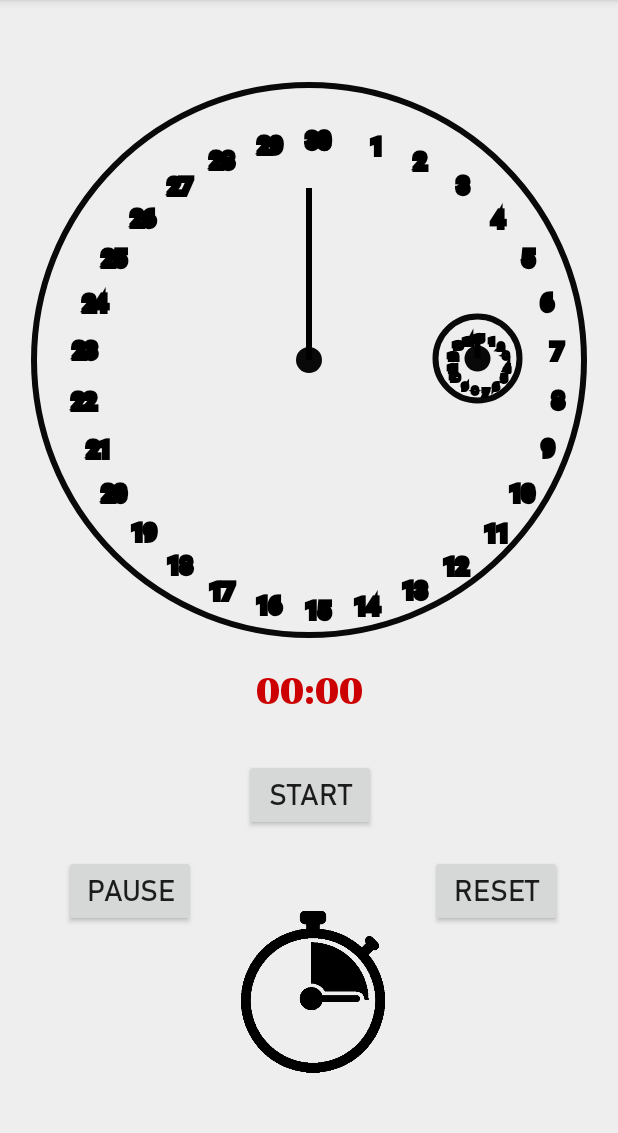
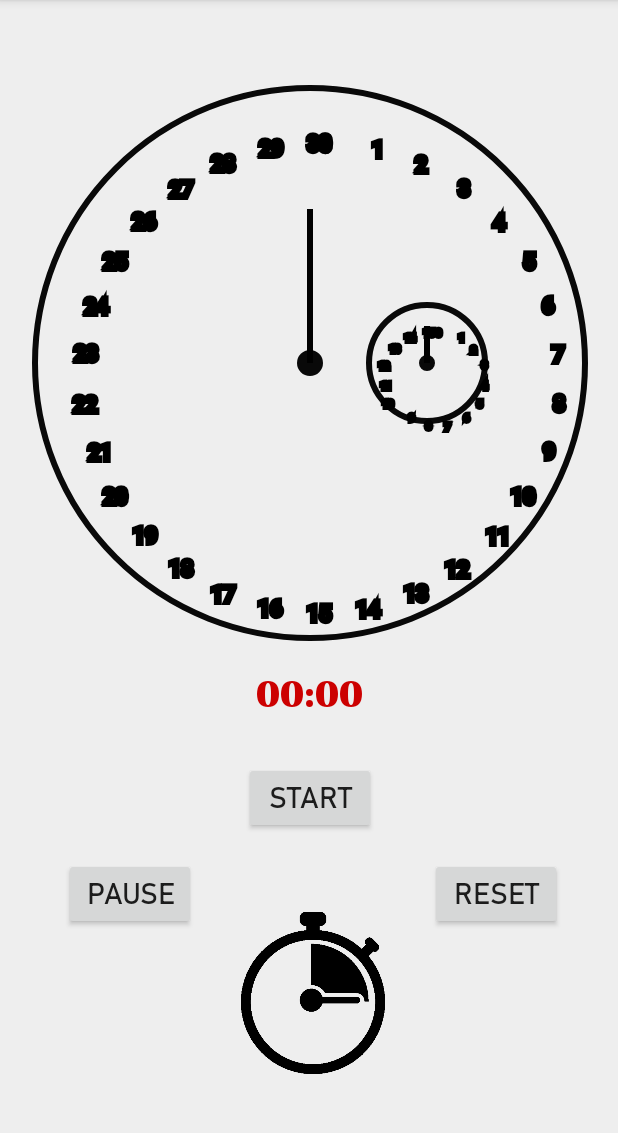
Before and after one commit to savar25/DeltaOnsite1, an Android app: the screen it shows after launch (MainActivity), after a tap on "RESET", on a phone screen of 412 x 824 dp, the part 84-1217 px from its top. Run offline under Robolectric (Android 15) with nearby library versions, the phone set to English and light mode, and no system bars; 2 other taps on this screen came first.

Commit message:
Second Commit

```diff
--- a/app/src/main/java/com/example/deltaonsite1/Dial.java
+++ b/app/src/main/java/com/example/deltaonsite1/Dial.java
@@ -35,6 +35,7 @@ public class Dial extends View {
     Rect rect=new Rect();
     ArrayList<Integer> integerArrayList=new ArrayList<>();
     Double sec=0.0;
+    Double min=0.0;
     private static final String TAG = "Dial";
     Integer nums=30;
     public ValueAnimator TimerAnimator;
@@ -44,7 +45,7 @@ public class Dial extends View {
     public Dial(Context context) {
         super(context);
         integerArrayList.clear();
-        for(int i=0;i<=nums;i++){
+        for(int i=0;i<=30;i++){
             integerArrayList.add(i);
         }
     }
@@ -53,7 +54,7 @@ public class Dial extends View {
         super(context, attrs);
         this.sec = 0.0;
         integerArrayList.clear();
-        for(int i=0;i<=nums;i++){
+        for(int i=0;i<=30;i++){
 
             integerArrayList.add(i);
         }
@@ -64,12 +65,12 @@ public class Dial extends View {
         height=(float)getMeasuredHeight();
         width=(float)getMeasuredWidth();
         padding=(nums==30)?50:25;
-        font_size =(nums==30)? (int) TypedValue.applyDimension(TypedValue.COMPLEX_UNIT_SP, 15, getResources().getDisplayMetrics()):
-                (int)TypedValue.applyDimension(TypedValue.COMPLEX_UNIT_SP,5,getResources().getDisplayMetrics());
+        font_size = (int) TypedValue.applyDimension(TypedValue.COMPLEX_UNIT_SP, 15, getResources().getDisplayMetrics());
+
 
         double min=Math.min(height,width);
         radius=(int)min/2-padding;
-        MinSize=(int)min/9;
+        MinSize=(int)min/7;
 
         paint=new Paint(Paint.DITHER_FLAG);
         initiated=true;
@@ -85,7 +86,7 @@ public class Dial extends View {
         DrawCircle(canvas);
         drawCenter(canvas);
         drawNumeral(canvas);
-        drawHands(canvas,sec);
+        drawHands(canvas,sec,min);
 
 
 
@@ -106,6 +107,9 @@ public class Dial extends View {
 
         c.drawCircle(width/2,height/2,radius+padding-10,paint);
 
+        c.drawCircle(width/2+radius/2,height/2,radius/4,paint);
+
+
 
     }
 
@@ -113,52 +117,72 @@ public class Dial extends View {
         paint.setStyle(Paint.Style.FILL_AND_STROKE);
         paint.setColor(Color.parseColor("#090909"));
         c.drawCircle(width/2,height/2,10,paint);
+        c.drawCircle(width/2+radius/2,height/2,5,paint);
     }
 
     private void drawNumeral(Canvas c) {
-        if (nums == 30) {
             Double angle = 0.0;
+        font_size = (int) TypedValue.applyDimension(TypedValue.COMPLEX_UNIT_SP, 15, getResources().getDisplayMetrics());
             paint.setTextSize(font_size);
             paint.setColor(Color.BLACK);
             paint.setTypeface(Typeface.SANS_SERIF);
             for (Integer integer : integerArrayList) {
                 String t = String.valueOf(integer);
                 paint.getTextBounds(t, 0, t.length(), rect);
-                angle = 2 * Math.PI / nums * (integer - 7.5);
+                angle = 2 * Math.PI / 30 * (integer - 7.5);
 
                 Log.d(TAG, "drawNumeral: " + t);
 
                 double x = (width / 2 + Math.cos(angle) * radius - rect.width() + 20);
                 double y = (height / 2 + Math.sin(angle) * radius - rect.height() + 40);
                 c.drawText(t, (float) x, (float) y, paint);
+
             }
-        } else {
-            Double angle = 0.0;
-            paint.setTextSize(font_size);
-            paint.setColor(Color.BLACK);
-            paint.setTypeface(Typeface.SANS_SERIF);
-            for (int i=1;i<=15;i++) {
+
+        Paint paint1=new Paint();
+        paint1.setColor(Color.BLACK);
+        paint1.setTypeface(Typeface.SANS_SERIF);
+        paint1.setStyle(Paint.Style.STROKE);
+        paint1.setStrokeWidth(6);
+        paint1.setStrokeJoin(Paint.Join.MITER);
+
+        font_size = (int) TypedValue.applyDimension(TypedValue.COMPLEX_UNIT_SP, 6, getResources().getDisplayMetrics());
+        paint1.setTextSize(font_size);
+            for(int i=0;i<=15;i++){
                 String t = String.valueOf(i);
                 paint.getTextBounds(t, 0, t.length(), rect);
-                angle = 2 * Math.PI / nums * (i - 3.75);
+                angle =2* Math.PI / 15 * (i - 3.75);
 
                 Log.d(TAG, "drawNumeral: " + t);
 
-                double x = (width / 2 + Math.cos(angle) * radius - rect.width() +5);
-                double y = (height / 2 + Math.sin(angle) * radius - rect.height()+15 );
-                c.drawText(t, (float) x, (float) y, paint);
+                double x = (width / 2 + radius/2+ Math.cos(angle) * radius/5 - rect.width()+20);
+                double y = (height / 2 + Math.sin(angle) * radius/5 - rect.height()+37);
+                c.drawText(t, (float) x, (float) y, paint1);
             }
-        }
     }
 
-    private void drawHands(Canvas c,double sec){
+    private void drawHands(Canvas c,double sec,double min){
         drawHand(c,sec);
+        drawMinHand(c,min);
     }
 
     private void drawHand(Canvas c,double loc){
         double angle=Math.PI*loc/15-Math.PI/2;
+        double mini=Math.min(height,width);
+        MinSize=(int)mini/7;
         double handRadius=radius-MinSize;
         c.drawLine(width/2,height/2,(float)(width/2+Math.cos(angle)*handRadius),(float)(height/2+Math.sin(angle)*handRadius),paint);
+
+    }
+
+    private void drawMinHand(Canvas c,double min){
+        double angle=Math.PI*min/15+Math.PI/2;
+        double mini=Math.min(height,width);
+        MinSize=(int)mini/6;
+        double handRadius=radius/4-MinSize;
+
+        c.drawLine(width/2+radius/2,height/2,(float)(width/2+radius/2+Math.cos(angle)*handRadius),(float)(height/2+Math.sin(angle)*handRadius),paint);
+
 
     }
 
@@ -170,5 +194,7 @@ public class Dial extends View {
         this.nums = nums;
     }
 
-
+    public void setMin(Double min) {
+        this.min = min;
+    }
 }
--- a/app/src/main/java/com/example/deltaonsite1/MainActivity.java
+++ b/app/src/main/java/com/example/deltaonsite1/MainActivity.java
@@ -3,8 +3,10 @@ package com.example.deltaonsite1;
 import androidx.appcompat.app.AppCompatActivity;
 
 import android.os.Bundle;
+import android.os.CountDownTimer;
 import android.os.Handler;
 import android.os.SystemClock;
+import android.util.Log;
 import android.view.View;
 import android.widget.Button;
 import android.widget.Chronometer;
@@ -20,6 +22,8 @@ public class MainActivity extends AppCompatActivity {
     Handler handler;
     Runnable runnable;
     int i;
+    private static final String TAG = "MainActivity";
+    CountDownTimer countDownTimer;
 
     @Override
     protected void onCreate(Bundle savedInstanceState) {
@@ -31,34 +35,46 @@ public class MainActivity extends AppCompatActivity {
         reset = findViewById(R.id.reset);
         pause = findViewById(R.id.pause);
         dial = findViewById(R.id.dial);
-        dial2 = findViewById(R.id.dial2);
 
 
-        dial.setSec(0);
+
+
+        dial.setSec(0.0);
         dial.setNums(30);
+        dial.setMin(0.0);
         dial.invalidate();
 
 
-        dial2.setSec(0);
-        dial2.setNums(15);
-        dial2.invalidate();
+
 
 
 
         chronometer.setOnChronometerTickListener(new Chronometer.OnChronometerTickListener() {
             @Override
             public void onChronometerTick(Chronometer chronometer) {
-                int timeCount = (int) (SystemClock.elapsedRealtime() - chronometer.getBase()) / 1000;
+                int timeCount = (int) (SystemClock.elapsedRealtime() - chronometer.getBase())/1000;
                 int minSet = timeCount / 60;
-                int min = minSet % 15;
-                int sec = timeCount % 30;
+                final int min = minSet % 15;
+                final int sec1=timeCount%60;
+                final int sec = (timeCount % 30);
+                if(sec>0.002) {
+                    countDownTimer = new CountDownTimer(1000, 1) {
+                        @Override
+                        public void onTick(long l) {
+                            Log.d(TAG, "onTick: " + l);
+                            dial.setSec((sec + (500 - l) * 0.001));
+                            dial.setMin((double)(min+(sec1 + (500 - l) * 0.001)/60));
+                            dial.invalidate();
+                        }
 
-                dial.setSec(sec);
-                dial.invalidate();
+                        @Override
+                        public void onFinish() {
+
+                        }
+                    }.start();
 
 
-                dial2.setSec(min);
-                dial2.invalidate();
+                }
 
 
 
@@ -84,6 +100,7 @@ public class MainActivity extends AppCompatActivity {
             public void onClick(View view) {
                 chronometer.stop();
                 medianOffset = SystemClock.elapsedRealtime() - chronometer.getBase();
+                countDownTimer.cancel();
                 run = false;
             }
         });
@@ -96,6 +113,11 @@ public class MainActivity extends AppCompatActivity {
                 chronometer.setBase(SystemClock.elapsedRealtime());
                 medianOffset = 0;
                 run = false;
+                countDownTimer.cancel();
+
+                dial.setMin(0.0);
+                dial.setSec(0.0);
+                dial.invalidate();
 
             }
         });
--- a/app/src/main/res/layout/activity_main.xml
+++ b/app/src/main/res/layout/activity_main.xml
@@ -62,20 +62,11 @@
         android:layout_height="380dp"
         android:layout_marginEnd="8dp"
         android:layout_marginStart="8dp"
-        android:layout_marginTop="50dp"
+        android:layout_marginTop="52dp"
         app:layout_constraintEnd_toEndOf="parent"
+        app:layout_constraintHorizontal_bias="0.533"
         app:layout_constraintStart_toStartOf="parent"
         app:layout_constraintTop_toTopOf="parent"></com.example.deltaonsite1.Dial>
-
-    <com.example.deltaonsite1.Dial
-        android:id="@+id/dial2"
-        android:layout_width="70dp"
-        android:layout_height="70dp"
-        android:layout_marginBottom="156dp"
-        app:layout_constraintBottom_toBottomOf="@+id/dial"
-        app:layout_constraintEnd_toEndOf="parent"
-        app:layout_constraintHorizontal_bias="0.829"
-        app:layout_constraintStart_toStartOf="parent" />
 
     <ImageView
         android:id="@+id/imageView"
```
Also changed, not shown: 2 other files.
